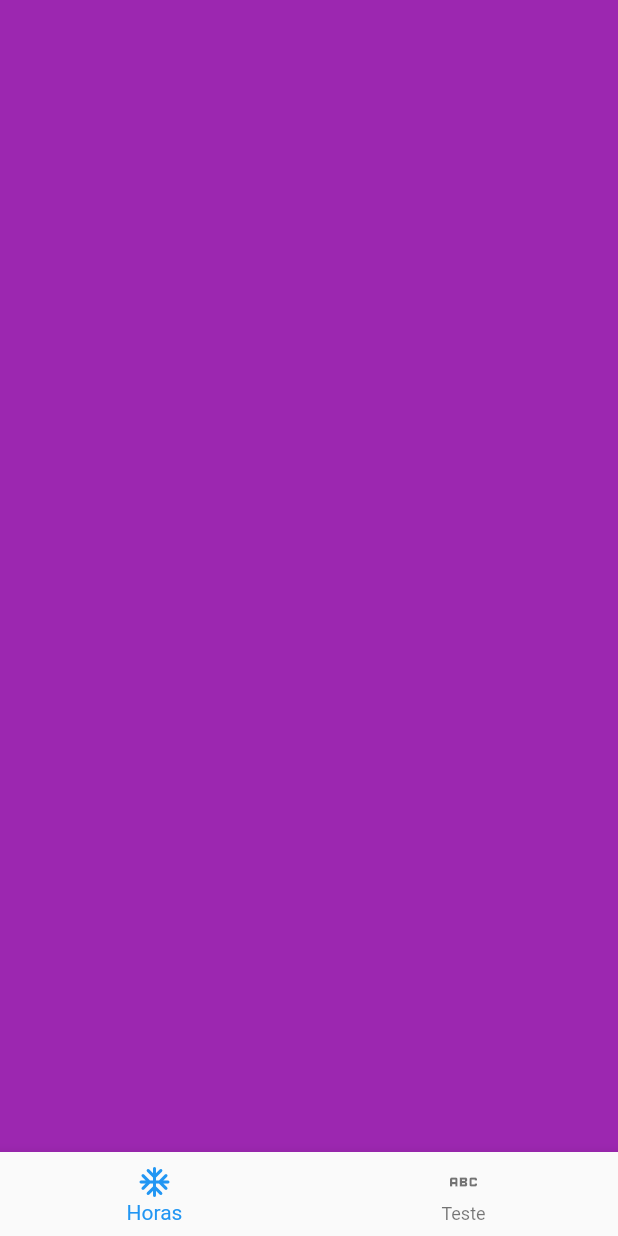
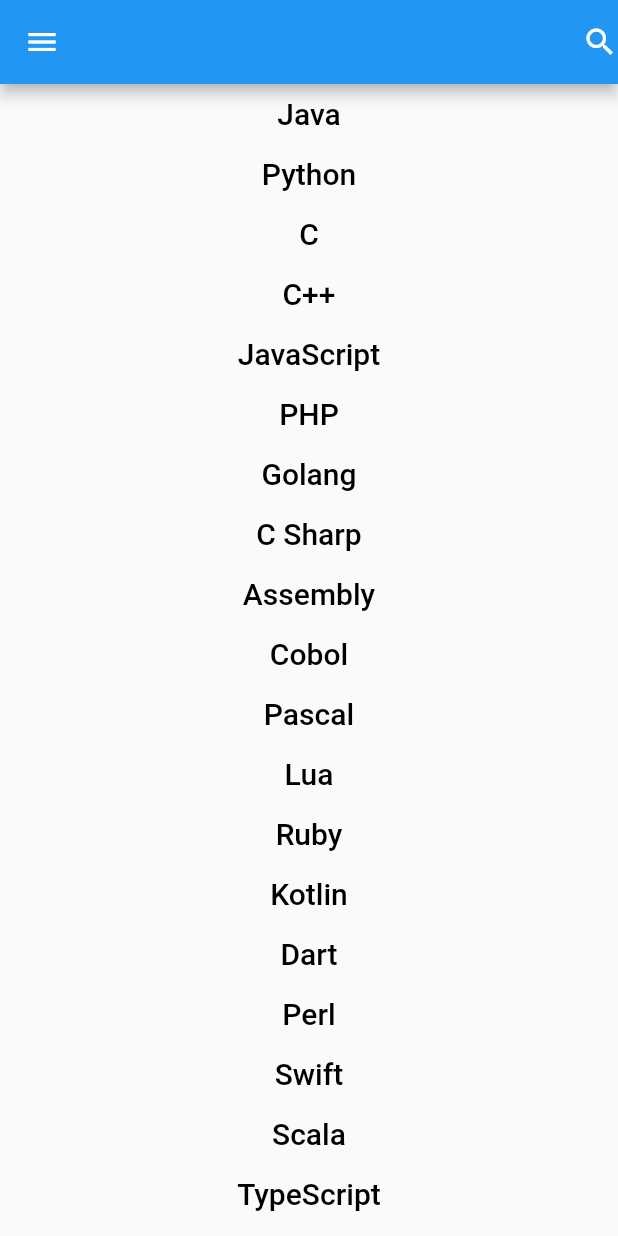
Before and after one commit to RianErick/frameworks-flutter, a Flutter app: the screen it shows after launch, after a tap on "Entrar", on a phone screen of 412 x 824 dp. Run offline on Flutter 3.47's test engine with Material 2 defaults, Android fonts, the phone set to English and light mode, and no system bars.

Commit message:
CusttomWidget

```diff
--- a/lib/pages/login_page.dart
+++ b/lib/pages/login_page.dart
@@ -13,7 +13,8 @@ class LoginPage extends StatelessWidget {
           IconButton(onPressed: (() {}), icon: const Icon(Icons.access_alarm))
         ],
         backgroundColor: const Color.fromARGB(255, 5, 0, 8),
-        title: const Text("Ponto Eletronico", style: TextStyle(fontSize: 20)),
+        title: const Text("Linguagens De Progamação",
+            style: TextStyle(fontSize: 20)),
         centerTitle: true,
       ),
       backgroundColor: const Color.fromARGB(255, 249, 249, 249),
--- a/lib/pages/principal_page.dart
+++ b/lib/pages/principal_page.dart
@@ -1,3 +1,6 @@
+import 'dart:ui';
+
+import 'package:firebase_app/widgets/container_custtom_widget.dart';
 import 'package:flutter/material.dart';
 
 class PrincipalPage extends StatelessWidget {
@@ -5,39 +8,38 @@ class PrincipalPage extends StatelessWidget {
   @override
   Widget build(BuildContext context) {
     return Scaffold(
-      body: SingleChildScrollView(
+        drawer: Drawer(),
+        appBar: AppBar(actions: [
+          Icon(
+            Icons.search,
+          ),
+        ]),
+        body: SingleChildScrollView(
           child: Column(
-        children: [
-          Container(
-            height: MediaQuery.of(context).size.height,
-            width: MediaQuery.of(context).size.width,
-            color: Colors.purple,
+            children: [
+              ContainerCusttomWidget(titleWidget: "Java"),
+              ContainerCusttomWidget(titleWidget: "Python"),
+              ContainerCusttomWidget(titleWidget: "C"),
+              ContainerCusttomWidget(titleWidget: "C++"),
+              ContainerCusttomWidget(titleWidget: "JavaScript"),
+              ContainerCusttomWidget(titleWidget: "PHP"),
+              ContainerCusttomWidget(titleWidget: "Golang"),
+              ContainerCusttomWidget(titleWidget: "C Sharp"),
+              ContainerCusttomWidget(titleWidget: "Assembly"),
+              ContainerCusttomWidget(titleWidget: "Cobol"),
+              ContainerCusttomWidget(titleWidget: "Pascal"),
+              ContainerCusttomWidget(titleWidget: "Lua"),
+              ContainerCusttomWidget(titleWidget: "Ruby"),
+              ContainerCusttomWidget(titleWidget: "Kotlin"),
+              ContainerCusttomWidget(titleWidget: "Dart"),
+              ContainerCusttomWidget(titleWidget: "Perl"),
+              ContainerCusttomWidget(titleWidget: "Swift"),
+              ContainerCusttomWidget(titleWidget: "Scala"),
+              ContainerCusttomWidget(titleWidget: "TypeScript"),
+              ContainerCusttomWidget(titleWidget: "Elixir"),
+              ContainerCusttomWidget(titleWidget: "Linguagem R")
+            ],
           ),
-          Container(
-            height: MediaQuery.of(context).size.height,
-            width: MediaQuery.of(context).size.width,
-            color: Colors.green,
-          ),
-          Container(
-            height: MediaQuery.of(context).size.height,
-            width: MediaQuery.of(context).size.width,
-            color: Colors.blue,
-          ),
-          Container(
-            height: MediaQuery.of(context).size.height,
-            width: MediaQuery.of(context).size.width,
-            color: Colors.red,
-          ),
-        ],
-      )),
-      bottomNavigationBar: BottomNavigationBar(
-        items: [
-          BottomNavigationBarItem(
-              icon: Icon(Icons.ac_unit_rounded), label: "Horas"),
-          BottomNavigationBarItem(
-              icon: Icon(Icons.abc_outlined), label: "Teste"),
-        ],
-      ),
-    );
+        ));
   }
 }
--- a/lib/pages/splash.dart
+++ b/lib/pages/splash.dart
@@ -14,7 +14,7 @@ class _SplashState extends State<Splash> {
   void initState() {
     super.initState();
     Timer(
-        const Duration(seconds: 5),
+        const Duration(seconds: 3),
         () => {
               Navigator.of(context).pushReplacement(
                   MaterialPageRoute(builder: (context) => const LoginPage()))
@@ -33,6 +33,13 @@ class _SplashState extends State<Splash> {
                 "Carregando...",
                 style: TextStyle(fontSize: 25, fontWeight: FontWeight.bold),
               ),
+              SizedBox(
+                height: 20,
+              ),
+              Text(
+                "Linguagens De Progamação",
+                style: TextStyle(fontSize: 25, fontWeight: FontWeight.bold),
+              ),
               SizedBox(height: 20),
               CircularProgressIndicator(
                 valueColor: AlwaysStoppedAnimation(Colors.blue),
--- /dev/null
+++ b/lib/widgets/container_custtom_widget.dart
@@ -0,0 +1,30 @@
+import 'package:flutter/material.dart';
+
+class ContainerCusttomWidget extends StatelessWidget {
+  const ContainerCusttomWidget({Key? key, required this.titleWidget})
+      : super(key: key);
+
+  final String titleWidget;
+
+  @override
+  Widget build(BuildContext context) {
+    return SingleChildScrollView(
+      child: Column(
+        children: [
+          Container(
+              height: 40,
+              width: MediaQuery.of(context).size.width,
+              child: TextButton(
+                  onPressed: (() {}),
+                  child: Text(
+                    titleWidget,
+                    style: TextStyle(
+                      fontSize: 20,
+                      color: Colors.black,
+                    ),
+                  ))),
+        ],
+      ),
+    );
+  }
+}
```
Also changed, not shown: pubspec.lock.
